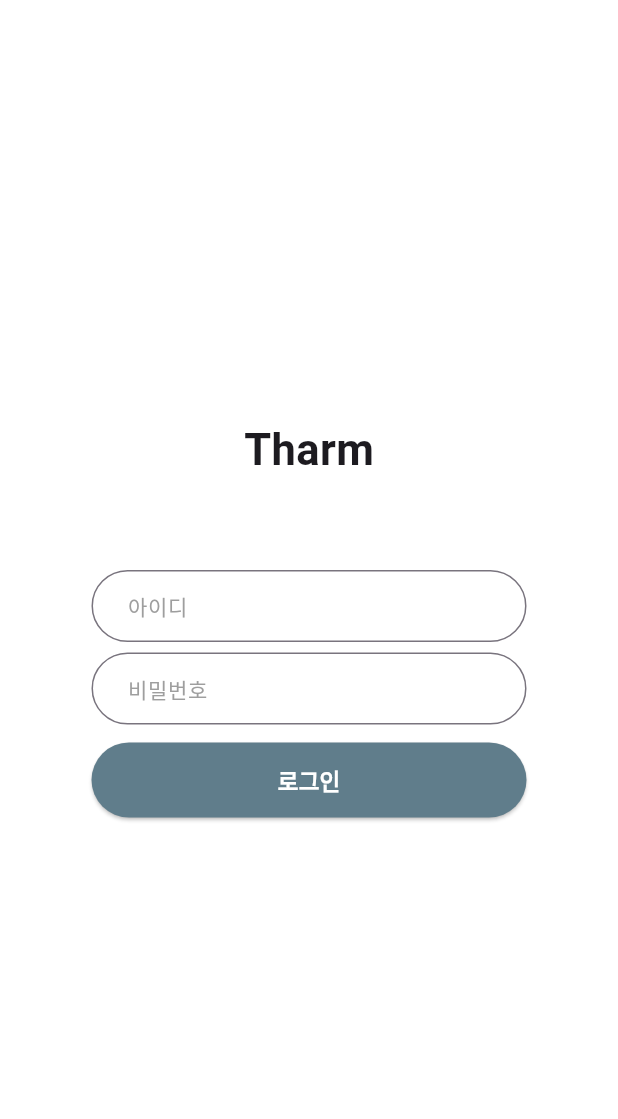
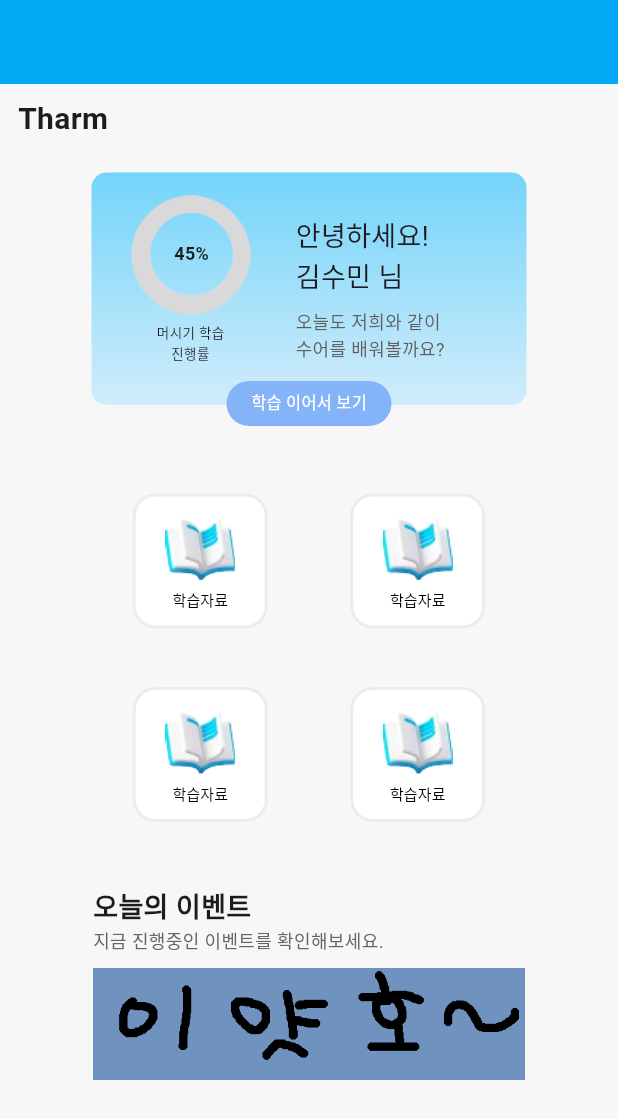
Before and after one commit to Tharm-project/tharm_front, a Flutter app: the screen it shows after launch, after a tap on "로그인", on a phone screen of 412 x 824 dp. Shown: the top 1119 px of the screen. Run offline on Flutter 3.47's test engine with Material 3 defaults, Android fonts, the phone set to English and light mode, and no system bars; drawn by our look-alikes of easy_rich_text; our stand-ins replace firebase_core, get; accounts and stored records are empty.

Commit message:
홈 화면 디자인

```diff
--- a/lib/main.dart
+++ b/lib/main.dart
@@ -1,7 +1,8 @@
 import 'package:flutter/material.dart';
 import 'package:firebase_core/firebase_core.dart';
+import 'package:get/get.dart';
+import 'package:tharmproject/screens/login_screen.dart';
 import 'firebase_options.dart';
-import 'package:tharmproject/widget/login.dart';
 
 void main() async{
   WidgetsFlutterBinding.ensureInitialized();
@@ -14,18 +15,19 @@ void main() async{
 class MyApp extends StatelessWidget {
   const MyApp({super.key});
 
-  // This widget is the root of your application.
   @override
   Widget build(BuildContext context) {
-    return MaterialApp(
+    return GetMaterialApp(
+      debugShowCheckedModeBanner: true,
       title: 'Flutter Demo',
       theme: ThemeData(
-        scaffoldBackgroundColor: Colors.white
+        scaffoldBackgroundColor: const Color(0xffF7F7F7),
+        // scaffoldBackgroundColor: Colors.white,
           // colorScheme: ColorScheme.fromSeed(
           //     seedColor: const Color.fromARGB(255, 192, 145, 145)),
           // useMaterial3: true,
           ),
-      home: const Login(),
+      home: const LoginScreen(),
     );
   }
 }
--- /dev/null
+++ b/lib/screens/home_screen.dart
@@ -0,0 +1,334 @@
+import 'package:easy_rich_text/easy_rich_text.dart';
+import 'package:flutter/material.dart';
+import 'package:tharmproject/widgets/home-menu.dart';
+
+class HomeScreen extends StatelessWidget {
+  const HomeScreen({super.key});
+
+  @override
+  Widget build(BuildContext context) {
+    return Scaffold(
+      appBar: AppBar(
+        backgroundColor: Colors.lightBlue,
+        // backgroundColor: Colors.white,
+        // title: const Text(
+        //   'Tharm',
+        //   style: TextStyle(
+        //     fontSize: 20,
+        //     fontWeight: FontWeight.bold
+        //   ),
+        // ),
+      ),
+      body: Column(
+        crossAxisAlignment: CrossAxisAlignment.start,
+        children: [
+          Container(
+            margin: const EdgeInsets.fromLTRB(12, 9, 0, 21),
+            child: const Text(
+              'Tharm',
+              style: TextStyle(fontSize: 20, fontWeight: FontWeight.bold),
+            ),
+          ),
+          Column(
+            children: [
+              // 첫번째 박스
+              SizedBox(
+                height: 169,
+                child: Stack(
+                  children: [
+                    Container(
+                      width: 290,
+                      height: 155,
+                      padding: const EdgeInsets.fromLTRB(26, 15, 52, 0),
+                      decoration: const BoxDecoration(
+                        gradient: LinearGradient(
+                          begin: Alignment.topCenter,
+                          end: Alignment.bottomCenter,
+                          colors: [Color(0xff73D4F9), Color(0xffD1ECFB)],
+                        ),
+                        borderRadius: BorderRadius.all(Radius.circular(10)),
+                        shape: BoxShape.rectangle,
+                      ),
+                      child: Row(
+                        children: [
+                          SizedBox(
+                            child: Column(
+                              children: [
+                                Stack(
+                                  children: [
+                                    SizedBox(
+                                      width: 80,
+                                      height: 80,
+                                      child: Image.asset(
+                                        'assets/images/loding.png'),
+                                    ),
+                                    const Positioned(
+                                      top: 30,
+                                      left: 29,
+                                      child: Text(
+                                        '45%',
+                                        style: TextStyle(
+                                          fontSize: 12,
+                                          fontWeight: FontWeight.bold,
+                                        ),
+                                      )),
+                                  ],
+                                ),
+                                const SizedBox(
+                                  height: 5,
+                                ),
+                                const Text(
+                                  '머시기 학습\n진행률',
+                                  textAlign: TextAlign.center,
+                                  style: TextStyle(
+                                    fontSize: 9,
+                                  ),
+                                ),
+                              ],
+                            ),
+                          ),
+                          Container(
+                            margin: const EdgeInsets.fromLTRB(30, 0, 0, 0),
+                            child: Column(
+                              crossAxisAlignment: CrossAxisAlignment.start,
+                              children: [
+                                const SizedBox(
+                                  height: 14,
+                                ),
+                                EasyRichText(
+                                  "안녕하세요!\n김수민 님",
+                                  defaultStyle: const TextStyle(fontSize: 18),
+                                  patternList: [
+                                    EasyRichTextPattern(
+                                      targetString: '김수민',
+                                      style: const TextStyle(
+                                        fontWeight: FontWeight.bold))
+                                  ],
+                                ),
+                                const SizedBox(
+                                  height: 7,
+                                ),
+                                const Text(
+                                  '오늘도 저희와 같이\n수어를 배워볼까요?',
+                                  style: TextStyle(
+                                    fontSize: 12,
+                                    color: Color(0xff5F5F5F),
+                                  ),
+                                )
+                              ],
+                            ),
+                          ),
+                        ],
+                      ),
+                    ),
+                    Positioned(
+                      width: 110,
+                      height: 30,
+                      bottom: 0,
+                      left: 90,
+                      child: SizedBox(
+                        // width: 130,
+                        height: 30,
+                        child: TextButton(
+                          style: TextButton.styleFrom(
+                            minimumSize: Size.zero,
+                            padding: EdgeInsets.zero,
+                            backgroundColor: const Color(0xff85B3F8)),
+                          onPressed: () {
+                            showModalBottomSheet(
+                              context: context,
+                              builder: (BuildContext context) {
+                                return Container(
+                                  height: 567,
+                                  decoration: const BoxDecoration(
+                                    color: Colors.white,
+                                    borderRadius: BorderRadius.only(
+                                      topLeft: Radius.circular(40),
+                                      topRight: Radius.circular(40),
+                                    ),
+                                  ),
+                                  child: Container(
+                                    padding: const EdgeInsets.fromLTRB(16, 34, 21, 0),
+                                    child: Column(
+                                      children: [
+                                        Row(
+                                          mainAxisAlignment: MainAxisAlignment.spaceBetween,
+                                          children: [
+                                            const Text(
+                                              '진행중인 학습 목록',
+                                              style: TextStyle(
+                                                fontSize: 20,
+                                                fontWeight: FontWeight.bold
+                                              ),
+                                            ),
+                                            IconButton(
+                                              onPressed: (){},
+                                              icon: const Icon(Icons.close_outlined)
+                                            ),
+                                          ],
+                                        ),
+                                        Container(
+                                          padding: const EdgeInsets.only(top: 33),
+                                          child: Column(
+                                            children: [
+                                              Row(
+                                                mainAxisAlignment: MainAxisAlignment.spaceBetween,
+                                                children: [
+                                                  const Text(
+                                                    '학습명',
+                                                    style: TextStyle(
+                                                      fontSize: 18,
+                                                    ),
+                                                  ),
+                                                  TextButton(
+                                                    onPressed: (){},
+                                                    style: TextButton.styleFrom(
+                                                      backgroundColor: const Color(0xff85B3F8),
+                                                      padding: const EdgeInsets.fromLTRB(13, 16, 13, 8),
+                                                    ),
+                                                    child: const SizedBox(
+                                                      width: 70,
+                                                      height: 30,
+                                                      child: Text(
+                                                        '학습하기',
+                                                        textAlign: TextAlign.center,
+                                                        style: TextStyle(
+                                                          color:Colors.white
+                                                        ),
+                                                      )
+                                                    )
+                                                  )
+                                                ],
+                                              ),
+                                              const Column(
+                                                children: [
+                                                  Align(
+                                                    alignment: Alignment.centerLeft,
+                                                    child: Text(
+                                                      '이얏호~~~',
+                                                      style: TextStyle(
+                                                        fontSize: 14,
+                                                      ),
+                                                    ),
+                                                  ),
+                                                  Align(
+                                                    alignment: Alignment.centerRight, // 왼쪽 정렬
+                                                    child: Text(
+                                                      '99.9% 진행완료~!',
+                                                      style: TextStyle(
+                                                        fontSize: 10
+                                                      ),
+                                                    ),
+                                                  ),
+                                                  SizedBox(height: 6,),
+                                                  SizedBox(
+                                                    child: Image(image: AssetImage('assets/images/graph.png')),
+                                                  )
+                                                ],
+                                              )
+                                            ],
+                                          ),
+                                        )
+                                      ],
+                                    ),
+                                  ),
+                                );
+                              }
+                            );
+                          },
+                          child: const Text(
+                            '학습 이어서 보기',
+                            style: TextStyle(
+                              fontSize: 11,
+                              color: Colors.white
+                            ),
+                          ),
+                        ),
+                      )
+                    ),
+                  ],
+                ),
+              ),
+
+              const SizedBox(
+                height: 45,
+              ),
+
+              // 두번째 박스
+              const SizedBox(
+                width: 235,
+                height: 220,
+                child: Center(
+                  child: Column(
+                    children: [
+                      Row(
+                        mainAxisAlignment: MainAxisAlignment.center,
+                        children: [
+                          CustomButton(),
+                          SizedBox(
+                            width: 55,
+                          ),
+                          CustomButton()
+                        ],
+                      ),
+                      SizedBox(
+                        height: 39,
+                      ),
+                      Row(
+                        mainAxisAlignment: MainAxisAlignment.center,
+                        children: [
+                          CustomButton(),
+                          SizedBox(
+                            width: 55,
+                          ),
+                          CustomButton(),
+                        ],
+                      )
+                    ],
+                  ),
+                ),
+              ),
+
+              const SizedBox(
+                height: 42,
+              ),
+
+              // 세번째 박스
+              const SizedBox(
+                child: Center(
+                    child: Column(
+                  crossAxisAlignment: CrossAxisAlignment.start,
+                  children: [
+                    Text(
+                      '오늘의 이벤트',
+                      style: TextStyle(
+                        fontSize: 18,
+                        fontWeight: FontWeight.bold,
+                      ),
+                    ),
+                    Text(
+                      '지금 진행중인 이벤트를 확인해보세요.',
+                      style: TextStyle(
+                        fontSize: 12,
+                        color: Color(0xff656565),
+                      ),
+                    ),
+                    SizedBox(
+                      height: 9,
+                    ),
+                    SizedBox(
+                      width: 288,
+                      height: 75,
+                      child: Image(
+                        image: AssetImage('assets/images/banner0.png')),
+                    ),
+                  ],
+                )),
+              ),
+            ],
+          ),
+        ],
+      )
+    );
+  }
+}
--- /dev/null
+++ b/lib/screens/login_screen.dart
@@ -0,0 +1,83 @@
+import 'package:flutter/material.dart';
+import 'package:get/get.dart';
+import 'package:tharmproject/screens/home_screen.dart';
+
+
+class LoginScreen extends StatelessWidget {
+  const LoginScreen({super.key});
+
+  @override
+  Widget build(BuildContext context) {
+    return Scaffold(
+        body: Center(
+      child: SizedBox(
+        width: 300,
+        child: Column(
+          mainAxisAlignment: MainAxisAlignment.center,
+          children: [
+            const Text(
+              'Tharm',
+              style: TextStyle(fontSize: 29, fontWeight: FontWeight.bold),
+            ),
+            const SizedBox(height: 60),
+            const SizedBox(
+              width: 290,
+              height: 50,
+              child: TextField(
+                decoration: InputDecoration(
+                  labelText: '아이디',
+                  labelStyle: TextStyle(
+                    color: Colors.grey,
+                    fontSize: 14,
+                  ),
+                  contentPadding: EdgeInsets.fromLTRB(20, 0, 0, 0),
+                  border: OutlineInputBorder(
+                    borderRadius: BorderRadius.all(Radius.circular(25))),
+                ),
+              ),
+            ),
+            const SizedBox(height: 5),
+            const SizedBox(
+              width: 290,
+              height: 50,
+              child: TextField(
+                obscureText: true,
+                decoration: InputDecoration(
+                  labelText: '비밀번호',
+                  labelStyle: TextStyle(
+                    color: Colors.grey,
+                    fontSize: 14,
+                  ),
+                  contentPadding: EdgeInsets.fromLTRB(20, 0, 0, 0),
+                  border: OutlineInputBorder(
+                    borderRadius: BorderRadius.all(Radius.circular(25))),
+                ),
+              ),
+            ),
+            const SizedBox(
+              height: 10,
+            ),
+            ElevatedButton(
+              style: ElevatedButton.styleFrom(
+                minimumSize: const Size(290, 50),
+                backgroundColor: Colors.blueGrey,
+              ),
+              onPressed: () {
+                Get.off(
+                  const HomeScreen(),
+                );
+              },
+              child: const Text(
+                '로그인',
+                style: TextStyle(
+                  color: Colors.white,
+                  fontWeight: FontWeight.bold,
+                  fontSize: 15,
+                ),
+              )),
+          ],
+        ),
+      ),
+    ));
+  }
+}
--- a/lib/widget/login.dart
+++ /dev/null
@@ -1,80 +0,0 @@
-import 'package:flutter/material.dart';
-
-class Login extends StatelessWidget {
-  const Login({super.key});
-
-  @override
-  Widget build(BuildContext context) {
-    return Scaffold(
-      body: Center(
-        child: SizedBox(
-        width: 300,
-        height: 700,
-          child: Column(
-            mainAxisAlignment: MainAxisAlignment.center,
-            children: [
-              const Text(
-                'Tharm',
-                style: TextStyle(fontSize: 29, fontWeight: FontWeight.bold),
-              ),
-              const SizedBox(height: 60),
-              // Padding(padding: EdgeInsets.fromLTRB(0, 0, 0, 0)),
-              const SizedBox(
-                width: 290,
-                height: 50,
-                child: TextField(
-                  decoration: InputDecoration(
-                    labelText: '아이디',
-                    labelStyle: TextStyle(
-                      color: Colors.grey,
-                      fontSize: 14,
-                    ),
-                    contentPadding: EdgeInsets.fromLTRB(20, 0, 0, 0),
-                    border: OutlineInputBorder(
-                      borderRadius: BorderRadius.all(Radius.circular(25))
-                    ),
-                  ),
-                ),
-              ),
-              const SizedBox(height: 5),
-              const SizedBox(
-                width: 290,
-                height: 50,
-                child: TextField(
-                  decoration: InputDecoration(
-                    labelText: '비밀번호',
-                    labelStyle: TextStyle(
-                      color: Colors.grey,
-                      fontSize: 14,
-                    ),
-                    contentPadding: EdgeInsets.fromLTRB(20, 0, 0, 0),
-                    border: OutlineInputBorder(
-                        borderRadius: BorderRadius.all(Radius.circular(25))),
-                  ),
-                ),
-              ),
-              const SizedBox(
-                height: 10,
-              ),
-              ElevatedButton(
-                style: ElevatedButton.styleFrom(
-                  minimumSize: const Size(290, 50),
-                  backgroundColor: Colors.blueGrey,
-                ),
-                onPressed: (){},
-                child: const Text(
-                  '로그인',
-                  style: TextStyle(
-                    color: Colors.white,
-                    fontWeight: FontWeight.bold,
-                    fontSize: 15,
-                  ),
-                )
-              )
-            ],
-          ),
-        ),
-      )
-    );
-  }
-}
--- /dev/null
+++ b/lib/widgets/home-menu.dart
@@ -0,0 +1,46 @@
+import 'package:flutter/material.dart';
+
+class CustomButton extends StatelessWidget {
+  const CustomButton({super.key});
+
+  @override
+  Widget build(BuildContext context) {
+    return Container(
+      decoration: BoxDecoration(
+          color: Colors.white,
+          borderRadius: BorderRadius.circular(15),
+          border: Border.all(
+            width: 2,
+            color: const Color(0xffECECEC),
+          )),
+      width: 90,
+      height: 90,
+      child: TextButton(
+        onPressed: () {},
+        style: TextButton.styleFrom(
+          padding: EdgeInsets.zero,
+        ),
+        child: Column(
+          mainAxisAlignment: MainAxisAlignment.center,
+          children: [
+            SizedBox(
+              width: 50,
+              height: 50,
+              child: Image.asset('assets/images/home-1.png'),
+            ),
+            const SizedBox(
+              height: 2,
+            ),
+            const Text(
+              '학습자료',
+              style: TextStyle(
+                color: Colors.black,
+                fontSize: 10,
+              ),
+            ),
+          ],
+        ),
+      ),
+    );
+  }
+}
```
Also changed, not shown: assets/data/home-btn-data.json (added, +20 -0 lines), pubspec.yaml (+19 -0 lines), assets/images/banner0.png (added), assets/images/banner1.png (added), assets/images/banner2.png (added), assets/images/graph.png (added), assets/images/home-1.png (added), assets/images/home-2.png (added), assets/images/home-3.png (added), assets/images/loding.png (added), pubspec.lock, 8 other files.
